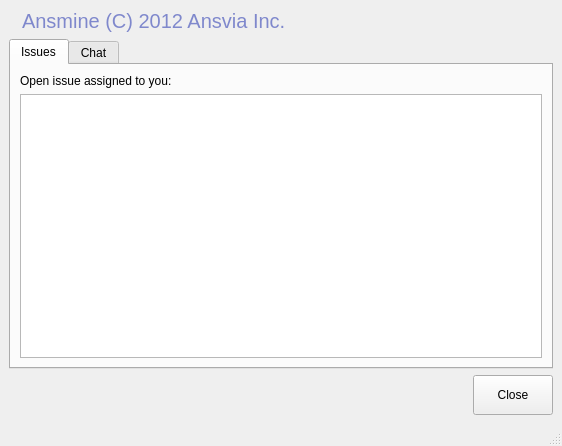
Qt form ui/main.ui (andriest/Ansmine) before a commit.
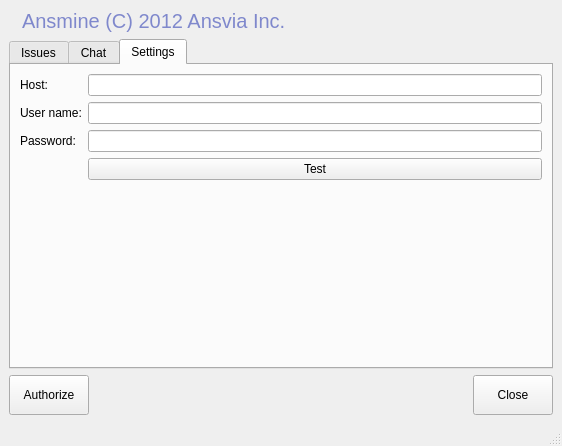
The same form after that commit. Icons and pictures are not drawn.

Commit message: implement main window issue list and settings.

The edit to the form file:
```diff
--- a/ui/main.ui
+++ b/ui/main.ui
@@ -60,7 +60,7 @@
         <item>
          <widget class="QTabWidget" name="tabWidget">
           <property name="currentIndex">
-           <number>0</number>
+           <number>2</number>
           </property>
           <widget class="QWidget" name="tabIssues">
            <attribute name="title">
@@ -84,6 +84,54 @@
             <string>Chat</string>
            </attribute>
           </widget>
+          <widget class="QWidget" name="tab">
+           <attribute name="title">
+            <string>Settings</string>
+           </attribute>
+           <layout class="QVBoxLayout" name="verticalLayout_5">
+            <item>
+             <layout class="QFormLayout" name="formLayout">
+              <item row="0" column="0">
+               <widget class="QLabel" name="label_2">
+                <property name="text">
+                 <string>Host:</string>
+                </property>
+               </widget>
+              </item>
+              <item row="0" column="1">
+               <widget class="QLineEdit" name="txtHost"/>
+              </item>
+              <item row="1" column="0">
+               <widget class="QLabel" name="label_4">
+                <property name="text">
+                 <string>User name:</string>
+                </property>
+               </widget>
+              </item>
+              <item row="2" column="0">
+               <widget class="QLabel" name="label_5">
+                <property name="text">
+                 <string>Password:</string>
+                </property>
+               </widget>
+              </item>
+              <item row="1" column="1">
+               <widget class="QLineEdit" name="txtUserName"/>
+              </item>
+              <item row="2" column="1">
+               <widget class="QLineEdit" name="txtPassword"/>
+              </item>
+              <item row="3" column="1">
+               <widget class="QPushButton" name="btnTest">
+                <property name="text">
+                 <string>Test</string>
+                </property>
+               </widget>
+              </item>
+             </layout>
+            </item>
+           </layout>
+          </widget>
          </widget>
         </item>
        </layout>
@@ -94,6 +142,19 @@
      <layout class="QVBoxLayout" name="verticalLayout_4">
       <item>
        <layout class="QHBoxLayout" name="horizontalLayout_4">
+        <item>
+         <widget class="QPushButton" name="btnAuthorize">
+          <property name="minimumSize">
+           <size>
+            <width>0</width>
+            <height>40</height>
+           </size>
+          </property>
+          <property name="text">
+           <string>Authorize</string>
+          </property>
+         </widget>
+        </item>
         <item>
          <spacer name="horizontalSpacer_2">
           <property name="orientation">
```
Left out of the diff: 2 changed lines with no effect on the pictures. The commit also changes 8 other files.
